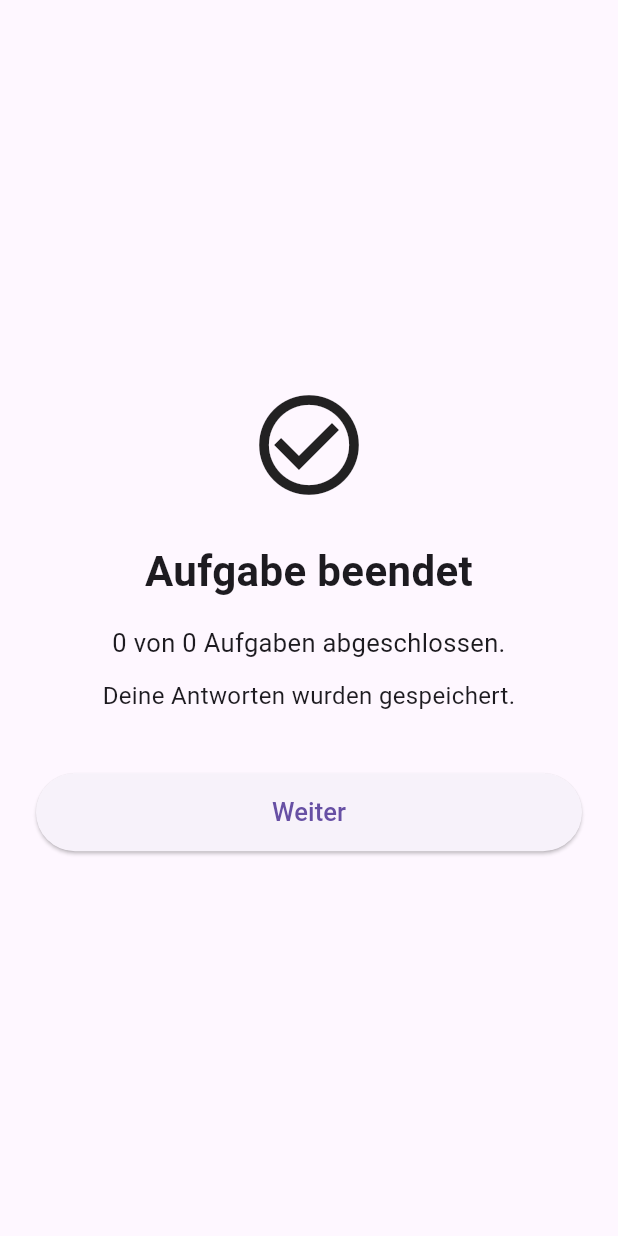
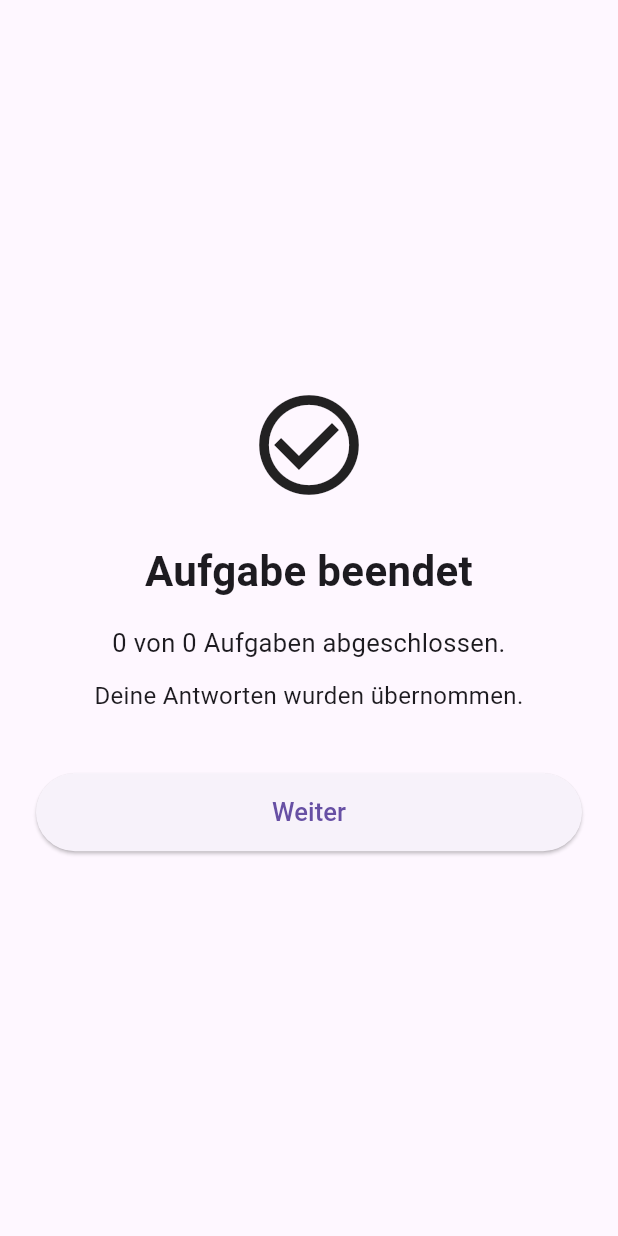
Before and after one commit to Winter-Michael97/photo_sorting_app, a Flutter app: the ConditionCompleteScreen screen opened directly with empty values, on a phone screen of 412 x 824 dp. Run offline on Flutter 3.47's test engine with Material 3 defaults, Android fonts, the phone set to English and light mode, and no system bars; our stand-ins replace cloud_firestore, firebase_core; accounts and stored records are empty.

Commit message:
fixxed some text

```diff
--- a/lib/screens/condition_complete_screen.dart
+++ b/lib/screens/condition_complete_screen.dart
@@ -56,7 +56,7 @@ class ConditionCompleteScreen extends StatelessWidget {
                   const SizedBox(height: 12),
 
                   const Text(
-                    'Deine Antworten wurden gespeichert.',
+                    'Deine Antworten wurden übernommen.',
                     textAlign: TextAlign.center,
                     style: TextStyle(
                       fontSize: 16,
--- a/pubspec.yaml
+++ b/pubspec.yaml
@@ -5,7 +5,7 @@ description: "A new Flutter project."
 publish_to: 'none' # Remove this line if you wish to publish to pub.dev
 
 
-version: 1.0.0+1
+version: 1.0.0
 
 environment:
   sdk: ^3.13.0
```
